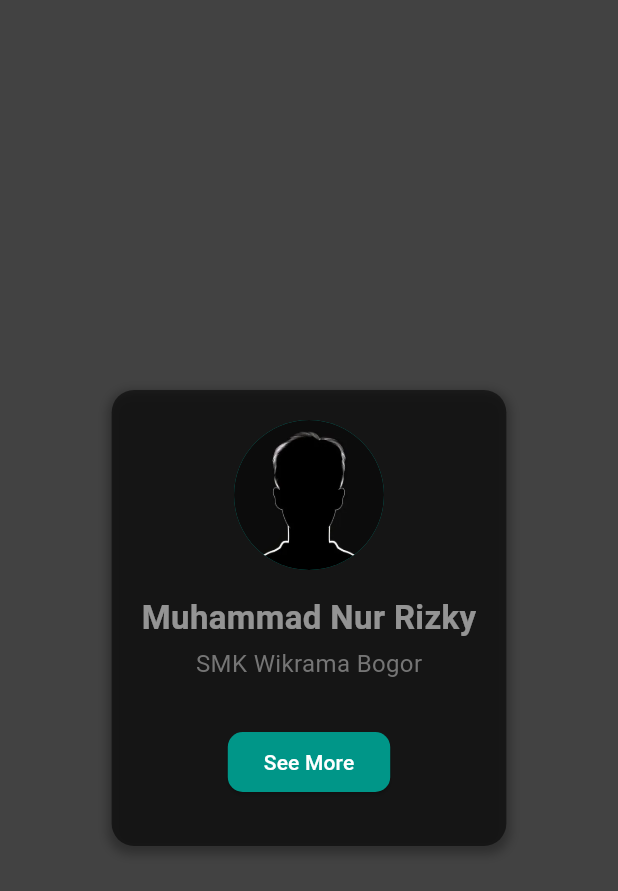
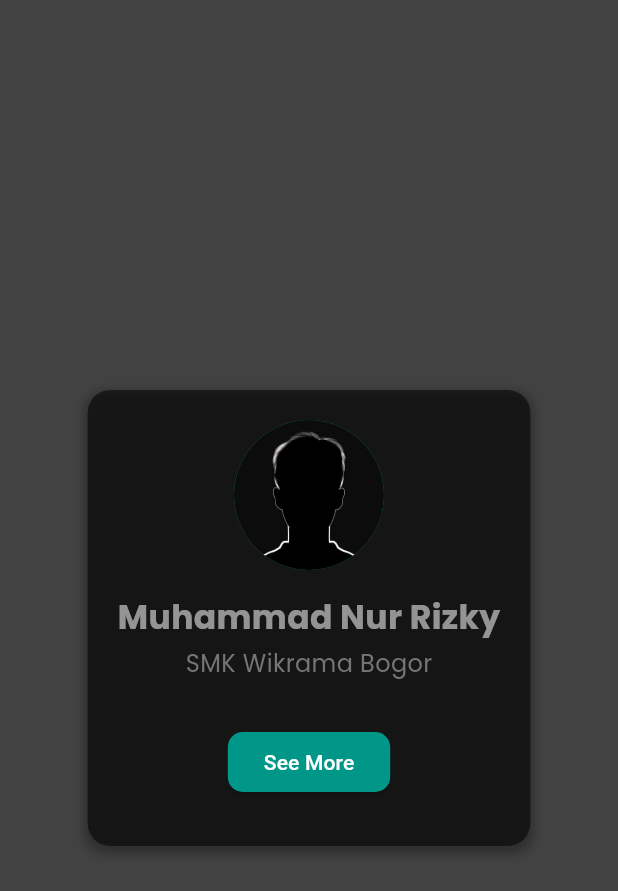
Before and after one commit to Nurrizzky/profile-flutter, a Flutter app: the screen it shows after launch, on a phone screen of 412 x 824 dp. Shown: the top 891 px of the screen. Run offline on Flutter 3.47's test engine with Material 3 defaults, Android fonts, the light colour scheme and no system bars; our stand-ins replace google_fonts.

Commit message:
third commit

```diff
--- a/lib/main.dart
+++ b/lib/main.dart
@@ -1,4 +1,5 @@
 import 'package:flutter/material.dart';
+import 'package:google_fonts/google_fonts.dart';
 
 void main() {
   runApp( MyApp());
@@ -11,10 +12,6 @@ class MyApp extends StatelessWidget {
   Widget build(BuildContext context) {
     return MaterialApp(
       title: 'Profile',
-      theme: ThemeData(
-        colorScheme: ColorScheme.fromSeed(seedColor: Colors.grey),
-        fontFamily: 'Poppins',
-      ),
       home:  ProfileScreen(),
       debugShowCheckedModeBanner: false,
     );
@@ -86,7 +83,7 @@ class _ProfileCardState extends State<ProfileCard> {
 
              Text(
               'Muhammad Nur Rizky',
-              style: TextStyle(
+              style: GoogleFonts.poppins(
                 fontSize: 22,
                 color: Colors.white54,
                 fontWeight: FontWeight.bold,
@@ -99,7 +96,7 @@ class _ProfileCardState extends State<ProfileCard> {
 
             Text(
               'SMK Wikrama Bogor',
-              style: TextStyle(
+              style: GoogleFonts.poppins(
                 fontSize: 16,
                 color: Colors.grey[600],
               ),
@@ -144,11 +141,11 @@ class _ProfileCardState extends State<ProfileCard> {
                             leading: Icon(Icons.person_outline, color: Colors.white),
                             title: Text(
                               '- About',
-                              style: TextStyle(fontWeight: FontWeight.bold, color: Colors.white),
+                              style: GoogleFonts.poppins(fontWeight: FontWeight.bold, color: Colors.white),
                             ),
                             subtitle: Text(
                               "Halo! 👋 Saya Muhammad Nur Rizky seorang pelajar dari SMK Wikrama Bogor yang hobi mendengarkan musik dan berenang. Saat ini saya sedang belajar pemrograman, khususnya Flutter, Web Development, dan Go. Saya ingin terus berkembang dan bisa membuat aplikasi bermanfaat untuk banyak orang.",
-                              style: TextStyle(color: Colors.white),
+                              style: GoogleFonts.poppins(color: Colors.white),
                             ),
                           ),
                         ),
@@ -163,11 +160,11 @@ class _ProfileCardState extends State<ProfileCard> {
                             leading: Icon(Icons.lightbulb_outline, color: Colors.white),
                             title: Text(
                               '- Skills',
-                              style: TextStyle(fontWeight: FontWeight.bold, color: Colors.white),
+                              style: GoogleFonts.poppins(fontWeight: FontWeight.bold, color: Colors.white),
                             ),
                             subtitle: Text(
                               'HTML, CSS, Javascript, Laravel, Git,',
-                              style: TextStyle(color: Colors.white),
+                              style: GoogleFonts.poppins(color: Colors.white),
                             ),
                           ),
                         ),
@@ -182,11 +179,11 @@ class _ProfileCardState extends State<ProfileCard> {
                             leading: Icon(Icons.school_outlined, color: Colors.white),
                             title: Text(
                               '- History Sekolah',
-                              style: TextStyle(fontWeight: FontWeight.bold, color: Colors.white),
+                              style: GoogleFonts.poppins(fontWeight: FontWeight.bold, color: Colors.white),
                             ),
                             subtitle: Text(
                               '• SMK Wikrama Bogor (2023-2026)\n• MTSs Fathan Mubina',
-                              style: TextStyle(color: Colors.white),
+                              style: GoogleFonts.poppins(color: Colors.white),
                             ),
                           ),
                         ),
@@ -201,11 +198,11 @@ class _ProfileCardState extends State<ProfileCard> {
                             leading: Icon(Icons.contacts_outlined, color: Colors.white),
                             title: Text(
                               '- Contact',
-                              style: TextStyle(fontWeight: FontWeight.bold, color: Colors.white),
+                              style: GoogleFonts.poppins(fontWeight: FontWeight.bold, color: Colors.white),
                             ),
                             subtitle: Text(
                               '• Email: nurrizkyr90@gmail.com\n• LinkedIn: Muhammad Nur Rizky',
-                              style: TextStyle(color: Colors.white),
+                              style: GoogleFonts.poppins(color: Colors.white),
                             ),
                           ),
                         ),
```
